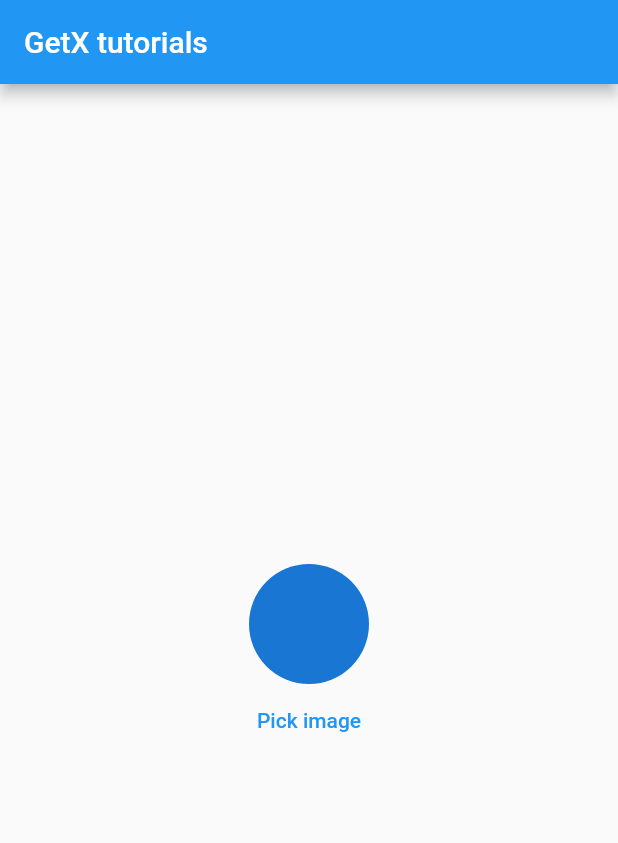
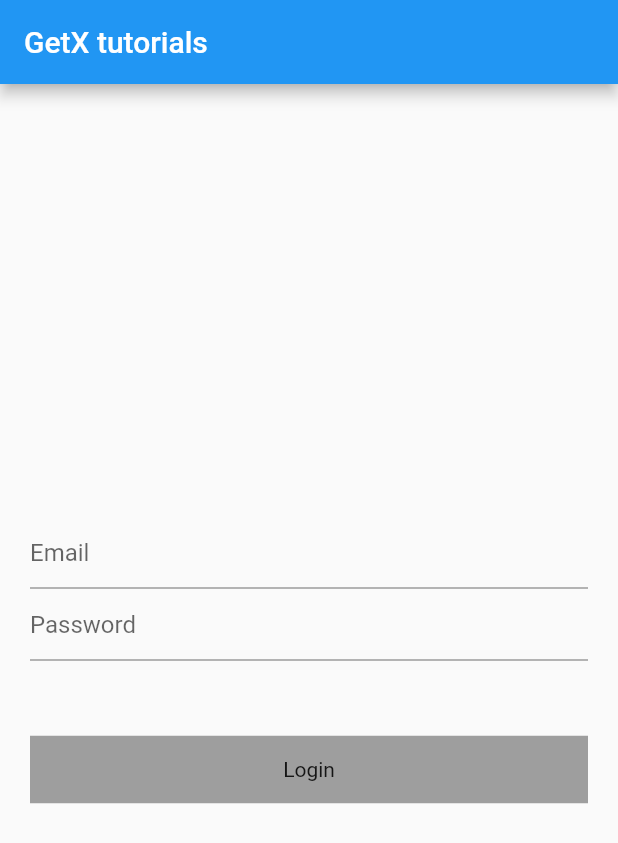
Before and after one commit to jaythanki18/Flutter_GetX, a Flutter app: the screen it shows after launch, on a phone screen of 412 x 824 dp. Shown: the top 843 px of the screen. Run offline on Flutter 3.47's test engine with Material 2 defaults, Android fonts, the phone set to English and light mode, and no system bars; our stand-ins replace get.

Commit message:
Login & SignUp with REST API using GetX

```diff
--- a/lib/home_screen.dart
+++ b/lib/home_screen.dart
@@ -1,7 +1,6 @@
 import 'dart:io';
-
 import 'package:flutter/material.dart';
-import 'package:flutter_getx/image_picker_controller.dart';
+import 'package:flutter_getx/login_controller.dart';
 import 'package:get/get.dart';
 
 class HomeScreen extends StatefulWidget {
@@ -12,7 +11,7 @@ class HomeScreen extends StatefulWidget {
 }
 
 class _HomeScreenState extends State<HomeScreen> {
-  ImagePickerController controller=Get.put(ImagePickerController());
+  LoginController controller=Get.put(LoginController());
 
   @override
   void initState() {
@@ -27,22 +26,43 @@ class _HomeScreenState extends State<HomeScreen> {
         title: Text("GetX tutorials"),
       ),
       body: Obx((){
-        return Column(
-          mainAxisAlignment: MainAxisAlignment.center,
-          crossAxisAlignment: CrossAxisAlignment.center,
-          children: [
-            Center(
-              child: CircleAvatar(
-                radius: 40,
-                backgroundImage: controller.imagePath.isNotEmpty ?
-                FileImage(File(controller.imagePath.toString())):
-                null
+        return Padding(
+          padding: const EdgeInsets.symmetric(horizontal: 20.0),
+          child: Column(
+            mainAxisAlignment: MainAxisAlignment.center,
+            crossAxisAlignment: CrossAxisAlignment.center,
+            children: [
+              TextFormField(
+                controller: controller.emailController.value,
+                decoration: InputDecoration(
+                  hintText: 'Email',
+
+                ),
               ),
-            ),
-            TextButton(onPressed: (){
-              controller.getImage();
-            }, child: Text('Pick image'))
-          ],
+              TextFormField(
+                controller: controller.passwordController.value,
+                decoration: InputDecoration(
+                  hintText: 'Password',
+
+                ),
+              ),
+              SizedBox(height: 50,),
+              Obx(() {
+                return InkWell(
+                  onTap: (){
+                    controller.loginAPI();
+                  },
+                  child: controller.loading.value ? CircularProgressIndicator() : Container(
+                    height: 45,
+                    color: Colors.grey,
+                    child: Center(
+                      child: Text("Login"),
+                    ),
+                  ),
+                );
+              })
+            ],
+          ),
         );
       })
     );
--- a/lib/login_controller.dart
+++ b/lib/login_controller.dart
@@ -0,0 +1,41 @@
+import 'dart:convert';
+
+import 'package:flutter/cupertino.dart';
+import 'package:flutter/material.dart';
+import 'package:get/get.dart';
+import 'package:http/http.dart';
+
+class LoginController extends GetxController{
+
+  final emailController=TextEditingController().obs;
+  final passwordController=TextEditingController().obs;
+  RxBool loading=false.obs;
+
+  void loginAPI() async{
+    loading.value=true;
+    try{
+      final response=await post(Uri.parse('https://reqres.in/api/login'),
+          body : {
+            'email' : emailController.value.text,
+            'password' : passwordController.value.text
+          }
+      );
+
+      var data=jsonDecode(response.body);
+
+      if(response.statusCode == 200){
+        loading.value=false;
+        Get.snackbar("Login successful", 'congrats',backgroundColor: Colors.white70,);
+      }
+      else{
+        loading.value=false;
+        Get.snackbar("Login failed", data['error'],backgroundColor: Colors.white70);
+      }
+    }
+    catch(e){
+      loading.value=false;
+      Get.snackbar("Exception occured", e.toString(),backgroundColor: Colors.white70);
+    }
+
+  }
+}
--- a/pubspec.yaml
+++ b/pubspec.yaml
@@ -48,6 +48,7 @@ dev_dependencies:
   # package. See that file for information about deactivating specific lint
   # rules and activating additional ones.
   flutter_lints: ^2.0.0
+  http:
 
 # For information on the generic Dart part of this file, see the
 # following page: https://dart.dev/tools/pub/pubspec
```
Also changed, not shown: pubspec.lock.
